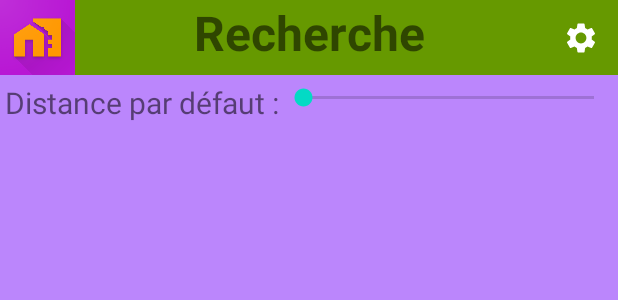
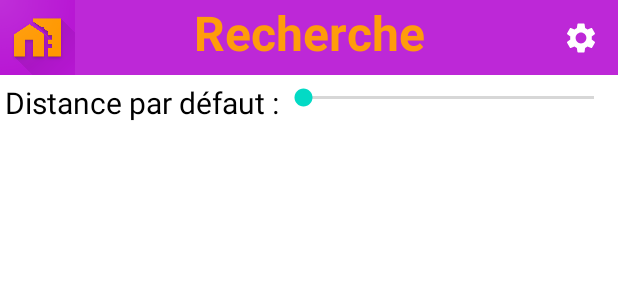
Before and after one commit to mile40/ProjetAndroid, an Android app: the layout settingactivity.xml on its own in the app's theme, with its tools: preview values and no code run, on a phone screen of 412 x 824 dp. Shown: the top 300 px of the screen. Run offline under Robolectric (Android 15) with nearby library versions, the phone set to English and light mode, and no system bars.

Commit message:
modif screens

```diff
--- a/app/src/main/res/layout/searchactivity.xml
+++ b/app/src/main/res/layout/searchactivity.xml
@@ -59,6 +59,7 @@
             android:layout_gravity="center_horizontal"
             android:layout_weight="1"
             android:text="@string/goodType"
+            android:textColor="@color/black"
             android:textSize="20sp" />
 
         <Spinner
@@ -85,6 +86,7 @@
             android:layout_height="match_parent"
             android:layout_weight="1"
             android:text="@string/roomNumber"
+            android:textColor="@color/black"
             android:textSize="20sp" />
 
         <Spinner
@@ -109,6 +111,7 @@
             android:layout_height="match_parent"
             android:layout_weight="1"
             android:text="@string/distance"
+            android:textColor="@color/black"
             android:textSize="20sp" />
 
         <LinearLayout
--- a/app/src/main/res/layout/settingactivity.xml
+++ b/app/src/main/res/layout/settingactivity.xml
@@ -1,20 +1,21 @@
 <?xml version="1.0" encoding="utf-8"?>
 <RelativeLayout xmlns:android="http://schemas.android.com/apk/res/android"
+    xmlns:app="http://schemas.android.com/apk/res-auto"
+    android:layout_width="match_parent"
     android:layout_height="match_parent"
-    android:layout_width="match_parent"
-    xmlns:app="http://schemas.android.com/apk/res-auto"
-    android:background="@color/purple_200">
+    android:background="@color/white">
 
     <TextView
         android:id="@+id/searchtext"
         android:layout_width="match_parent"
         android:layout_height="50dp"
-        android:textStyle="bold"
-        android:background="@android:color/holo_green_dark"
+        android:background="@color/app_purple"
+        android:gravity="center_horizontal"
         android:text="@string/search"
         android:textAlignment="center"
+        android:textColor="@color/app_yellow"
         android:textSize="32sp"
-        android:gravity="center_horizontal" />
+        android:textStyle="bold" />
 
     <ImageView
         android:layout_width="50dp"
@@ -27,14 +28,14 @@
         android:layout_width="50dp"
         android:layout_height="50dp"
         android:layout_alignRight="@+id/searchtext"
-        android:src="@drawable/settings_icon"
-        android:background="@android:color/transparent"/>
+        android:background="@android:color/transparent"
+        android:src="@drawable/settings_icon" />
 
     <LinearLayout
         android:layout_width="match_parent"
         android:layout_height="match_parent"
-        android:orientation="horizontal"
-        android:layout_below="@+id/searchtext">
+        android:layout_below="@+id/searchtext"
+        android:orientation="horizontal">
 
         <TextView
             android:id="@+id/def_dist"
@@ -44,6 +45,7 @@
             android:layout_marginTop="5px"
             android:gravity="center_vertical"
             android:text="@string/def_dist_text"
+            android:textColor="@color/black"
             android:textSize="20sp" />
 
         <SeekBar
@@ -51,8 +53,8 @@
             android:layout_width="wrap_content"
             android:layout_height="30dp"
             android:layout_weight="1"
-            android:min="100"
-            android:max="2000"/>
+            android:max="2000"
+            android:min="100" />
     </LinearLayout>
 
 
--- a/app/src/main/res/layout/splashscreen.xml
+++ b/app/src/main/res/layout/splashscreen.xml
@@ -11,9 +11,6 @@
         android:id="@+id/imageView"
         android:layout_width="256dp"
         android:layout_height="256dp"
-        android:layout_marginStart="84dp"
-        android:layout_marginLeft="84dp"
-        android:layout_marginTop="68dp"
         app:layout_constraintStart_toStartOf="parent"
         app:layout_constraintTop_toTopOf="parent"
         app:srcCompat="@mipmap/ic_launcher" />
@@ -46,6 +43,7 @@
         android:layout_marginTop="614dp"
         android:gravity="center_horizontal|center_vertical"
         android:text="Chargement des données..."
+        android:textColor="@color/black"
         android:textSize="18sp"
         app:layout_constraintStart_toStartOf="parent"
         app:layout_constraintTop_toTopOf="parent" />
```
